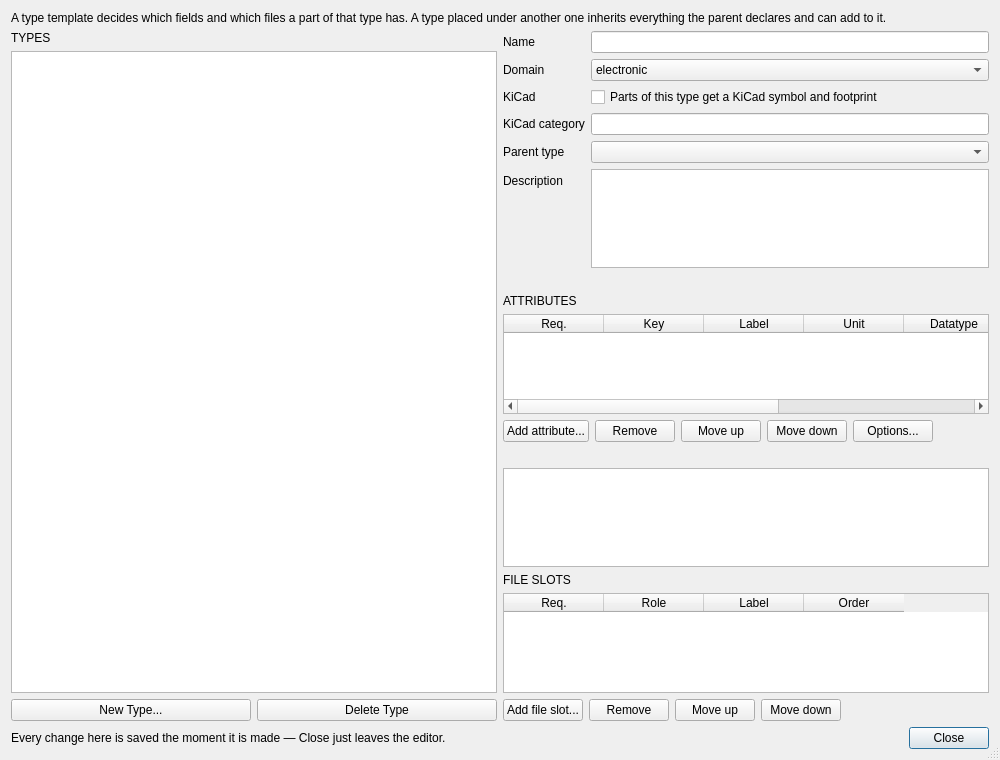
Old version of the form examples/PartManagerApp/src/ui/PartManager_TypeTemplateDialog.ui in the repository KROIA/PartManager.
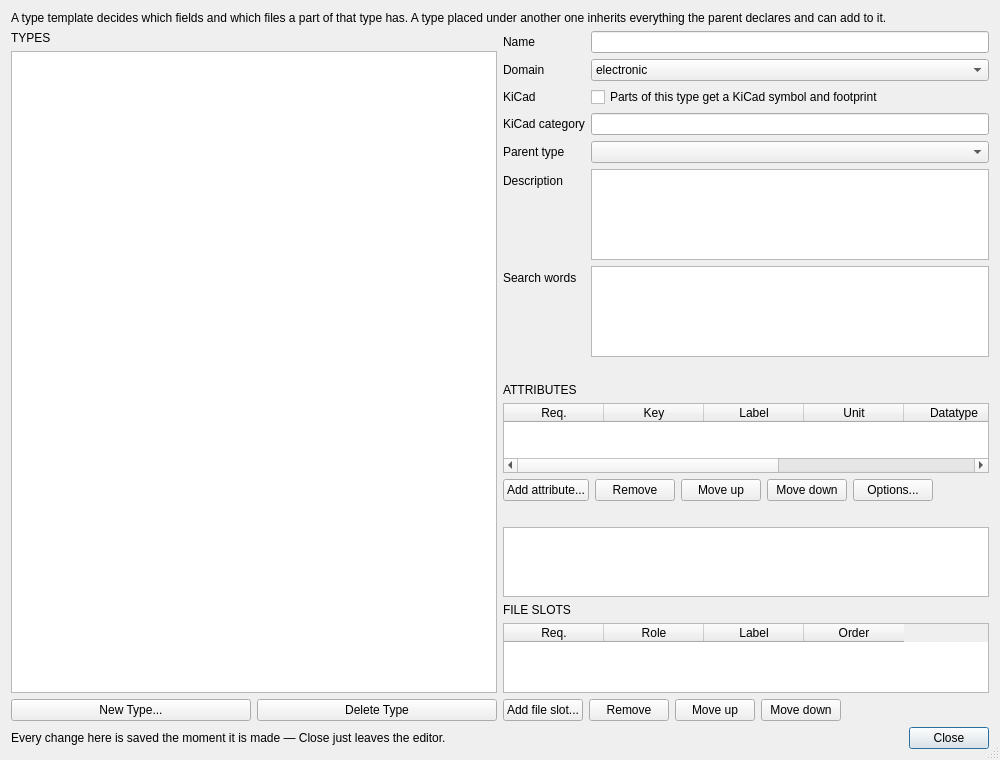
New version of the form.

The edit to the form file:
```diff
--- a/examples/PartManagerApp/src/ui/PartManager_TypeTemplateDialog.ui
+++ b/examples/PartManagerApp/src/ui/PartManager_TypeTemplateDialog.ui
@@ -172,7 +172,24 @@
            </property>
           </widget>
          </item>
+         <item row="6" column="0">
+          <widget class="QLabel" name="searchKeywordsLabel">
+           <property name="text">
+            <string>Search words</string>
+           </property>
+          </widget>
+         </item>
          <item row="6" column="1">
+          <widget class="QPlainTextEdit" name="searchKeywordsEdit">
+           <property name="maximumHeight">
+            <number>56</number>
+           </property>
+           <property name="toolTip">
+            <string>Extra words a search matches this type's parts on, one per line — &quot;R&quot;, &quot;Res&quot;, &quot;Ohm&quot;. Every part of this type answers to them, and to the ones its parent types declare; a part can add its own in the part editor.</string>
+           </property>
+          </widget>
+         </item>
+         <item row="7" column="1">
           <widget class="QLabel" name="usageLabel">
            <property name="text">
             <string notr="true"/>
```
